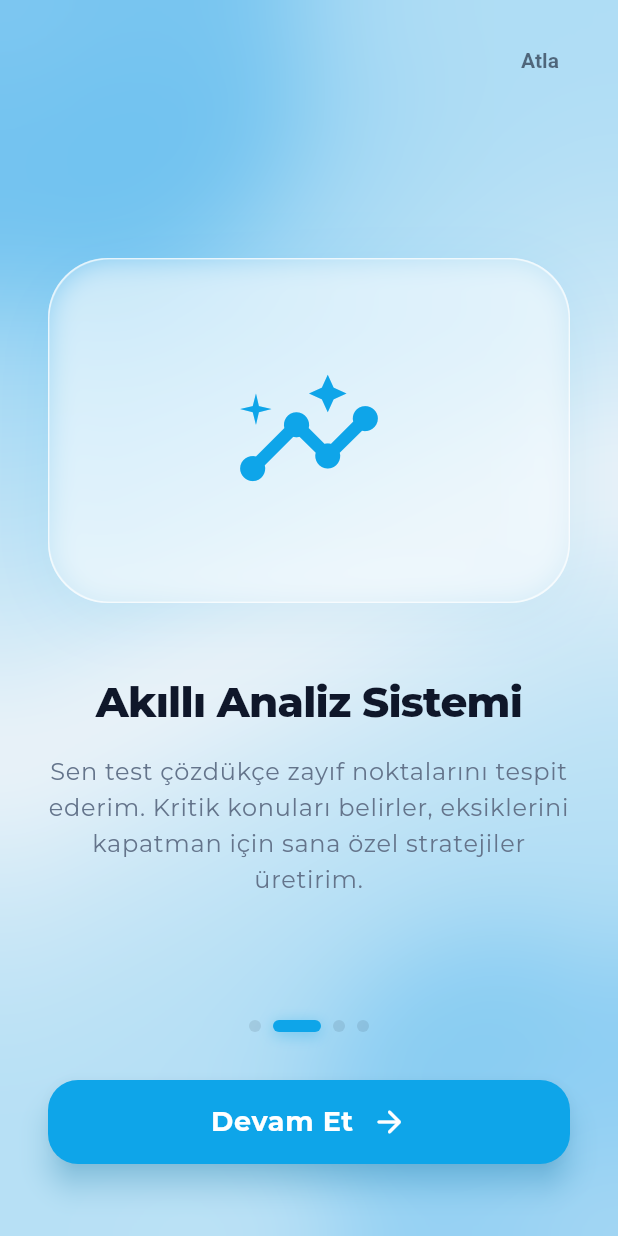
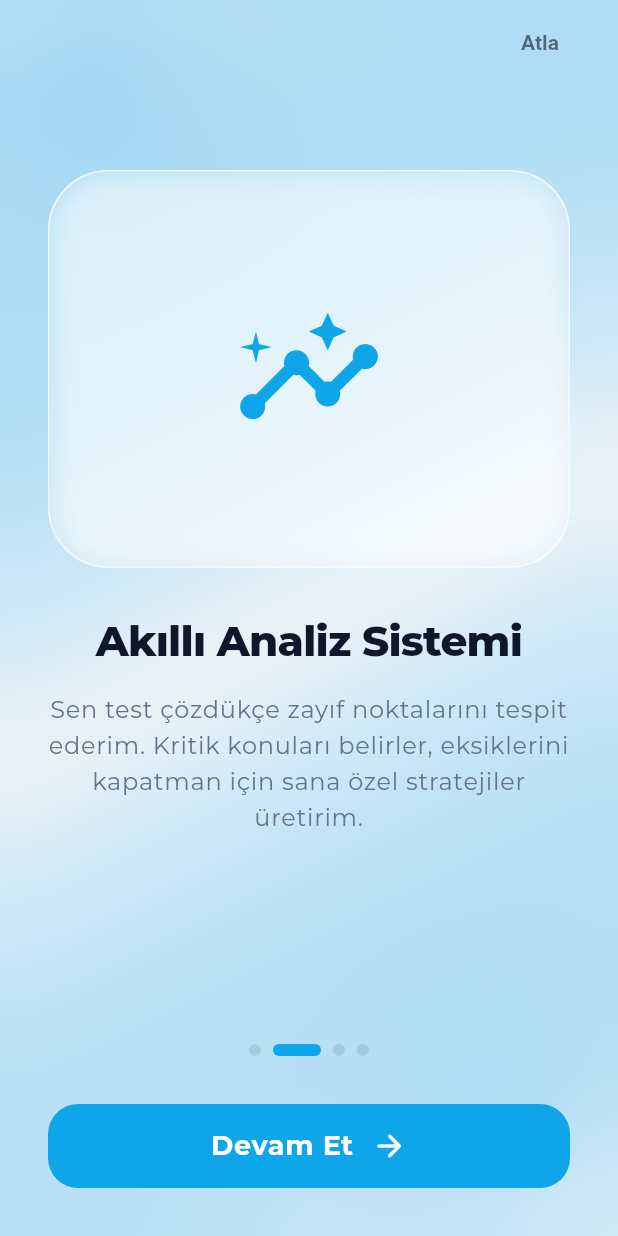
Before and after one commit to bakituncher/bilgee, a Flutter app: the IntroScreen screen opened by its route, swiped to page 2, on a phone screen of 412 x 824 dp. Run offline on Flutter 3.47's test engine with Material 3 defaults, Android fonts, the phone set to English and light mode, and no system bars; drawn by our look-alikes of flutter_animate; our stand-ins replace cached_network_image, cloud_firestore, cloud_functions, confetti, connectivity_plus, equatable and 24 more; missing offline and left inert: firebase_app_check, flutter_math_fork, markdown, purchases_flutter; accounts and stored records are empty; generated files the repository leaves out were written again; network calls fail.

Commit message:
tanıtım ekranı

```diff
--- a/lib/features/onboarding/screens/intro_screen.dart
+++ b/lib/features/onboarding/screens/intro_screen.dart
@@ -4,7 +4,7 @@ import 'package:go_router/go_router.dart';
 import 'package:flutter_animate/flutter_animate.dart';
 import 'package:taktik/features/auth/application/auth_controller.dart';
 import 'package:taktik/data/providers/firestore_providers.dart';
-import 'dart:ui'; // For ImageFilter
+import 'dart:ui';
 
 class IntroScreen extends ConsumerStatefulWidget {
   const IntroScreen({super.key});
@@ -24,36 +24,46 @@ class _IntroScreenState extends ConsumerState<IntroScreen> {
       description: "Sınav maratonunda senin en büyük destekçin, seni zirveye taşıyacak yapay zeka koçunum. Hazır mısın?",
       imagePath: 'assets/images/bunnyy.png',
       isAssetImage: true,
-      color: const Color(0xFF6366F1), // Indigo
+      color: const Color(0xFF6366F1),
     ),
     _IntroContent(
       title: "Akıllı Analiz Sistemi",
       description: "Sen test çözdükçe zayıf noktalarını tespit ederim. Kritik konuları belirler, eksiklerini kapatman için sana özel stratejiler üretirim.",
       iconData: Icons.insights_rounded,
-      color: const Color(0xFF0EA5E9), // Sky Blue
+      color: const Color(0xFF0EA5E9),
     ),
     _IntroContent(
       title: "Sana Özel Plan",
       description: "Hedeflerine ve boş zamanlarına uygun haftalık çalışma programını saniyeler içinde hazırlarım. Planlama derdine son!",
       iconData: Icons.calendar_month_rounded,
-      color: const Color(0xFFF59E0B), // Amber
+      color: const Color(0xFFF59E0B),
     ),
     _IntroContent(
       title: "Rekabet ve Zafer",
       description: "Diğer adaylarla arenada yarış, liglerde yüksel ve başarılarını madalyalarla taçlandır. Motivasyonun hep zirvede kalsın.",
       iconData: Icons.emoji_events_rounded,
-      color: const Color(0xFFEC4899), // Pink
+      color: const Color(0xFFEC4899),
     ),
   ];
 
+  @override
+  void dispose() {
+    _pageController.dispose();
+    super.dispose();
+  }
+
   void _onPageChanged(int index) {
+    if (mounted) {
       setState(() {
         _currentPage = index;
       });
     }
+  }
 
   Future<void> _completeIntro() async {
     if (_isLoading) return;
+    if (!mounted) return;
+
     setState(() => _isLoading = true);
 
     try {
@@ -92,13 +102,14 @@ class _IntroScreenState extends ConsumerState<IntroScreen> {
   Widget build(BuildContext context) {
     final theme = Theme.of(context);
     final colorScheme = theme.colorScheme;
+    final size = MediaQuery.of(context).size;
     final activeContent = _contents[_currentPage];
 
     return Scaffold(
       backgroundColor: theme.scaffoldBackgroundColor,
       body: Stack(
         children: [
-          // 1. Dynamic Background (Gradients & Blobs)
+          // Animated Background
           Positioned.fill(
             child: AnimatedContainer(
               duration: const Duration(milliseconds: 800),
@@ -108,74 +119,72 @@ class _IntroScreenState extends ConsumerState<IntroScreen> {
                   begin: Alignment.topLeft,
                   end: Alignment.bottomRight,
                   colors: [
-                    activeContent.color!.withOpacity(0.15),
+                    activeContent.color.withOpacity(0.15),
                     theme.scaffoldBackgroundColor,
-                    activeContent.color!.withOpacity(0.05),
+                    activeContent.color.withOpacity(0.05),
                   ],
                 ),
               ),
             ),
           ),
 
-          // Decorative Blob 1 (Top Left)
+          // Decorative Blob 1
           Positioned(
             top: -100,
             left: -100,
-            child: AnimatedContainer(
-              duration: const Duration(milliseconds: 800),
+            child: Container(
               width: 300,
               height: 300,
               decoration: BoxDecoration(
                 shape: BoxShape.circle,
-                color: activeContent.color!.withOpacity(0.2),
-                boxShadow: [
-                  BoxShadow(
-                    color: activeContent.color!.withOpacity(0.3),
-                    blurRadius: 100,
-                    spreadRadius: 20,
-                  ),
+                gradient: RadialGradient(
+                  colors: [
+                    activeContent.color.withOpacity(0.2),
+                    activeContent.color.withOpacity(0.05),
+                    Colors.transparent,
                   ],
                 ),
               ),
             ),
+          ),
 
-          // Decorative Blob 2 (Bottom Right)
+          // Decorative Blob 2
           Positioned(
             bottom: -50,
             right: -50,
-            child: AnimatedContainer(
-              duration: const Duration(milliseconds: 800),
+            child: Container(
               width: 250,
               height: 250,
               decoration: BoxDecoration(
                 shape: BoxShape.circle,
-                color: activeContent.color!.withOpacity(0.15),
-                boxShadow: [
-                  BoxShadow(
-                    color: activeContent.color!.withOpacity(0.2),
-                    blurRadius: 80,
-                    spreadRadius: 10,
-                  ),
+                gradient: RadialGradient(
+                  colors: [
+                    activeContent.color.withOpacity(0.15),
+                    activeContent.color.withOpacity(0.05),
+                    Colors.transparent,
                   ],
                 ),
               ),
             ),
+          ),
 
-          // Blur Effect for smoother background blending
+          // Blur Effect
           Positioned.fill(
             child: BackdropFilter(
               filter: ImageFilter.blur(sigmaX: 30, sigmaY: 30),
-              child: Container(color: Colors.transparent),
+              child: const SizedBox.expand(),
             ),
           ),
 
-          // 2. Main Content PageView
+          // Main Content
           SafeArea(
             child: Column(
               children: [
-                // Header (Skip Button)
-                Padding(
-                  padding: const EdgeInsets.symmetric(horizontal: 20, vertical: 16),
+                // Header with Skip Button
+                SizedBox(
+                  height: 56,
+                  child: Padding(
+                    padding: const EdgeInsets.symmetric(horizontal: 20),
                     child: Row(
                       mainAxisAlignment: MainAxisAlignment.end,
                       children: [
@@ -192,25 +201,34 @@ class _IntroScreenState extends ConsumerState<IntroScreen> {
                       ],
                     ),
                   ),
+                ),
 
+                // PageView Content
                 Expanded(
                   child: PageView.builder(
                     controller: _pageController,
                     onPageChanged: _onPageChanged,
                     itemCount: _contents.length,
+                    physics: const BouncingScrollPhysics(),
                     itemBuilder: (context, index) {
-                      return _IntroSlide(content: _contents[index]);
+                      return _IntroSlide(
+                        content: _contents[index],
+                        screenHeight: size.height,
+                      );
                     },
                   ),
                 ),
 
-                // 3. Bottom Controls (Indicators & Button)
-                Padding(
-                  padding: const EdgeInsets.fromLTRB(32, 0, 32, 48),
+                // Bottom Controls
+                Container(
+                  padding: const EdgeInsets.fromLTRB(32, 16, 32, 32),
                   child: Column(
+                    mainAxisSize: MainAxisSize.min,
                     children: [
                       // Page Indicators
-                      Row(
+                      SizedBox(
+                        height: 8,
+                        child: Row(
                           mainAxisAlignment: MainAxisAlignment.center,
                           children: List.generate(
                             _contents.length,
@@ -225,15 +243,7 @@ class _IntroScreenState extends ConsumerState<IntroScreen> {
                                     ? activeContent.color
                                     : colorScheme.onSurface.withOpacity(0.1),
                                 borderRadius: BorderRadius.circular(4),
-                              boxShadow: _currentPage == index
-                                  ? [
-                                BoxShadow(
-                                  color: activeContent.color!.withOpacity(0.4),
-                                  blurRadius: 8,
-                                  offset: const Offset(0, 2),
-                                )
-                              ]
-                                  : null,
+                              ),
                             ),
                           ),
                         ),
@@ -241,20 +251,20 @@ class _IntroScreenState extends ConsumerState<IntroScreen> {
 
                       const SizedBox(height: 32),
 
-                      // Large Action Button
+                      // Action Button
                       SizedBox(
                         width: double.infinity,
                         height: 56,
                         child: ElevatedButton(
-                          onPressed: _nextPage,
+                          onPressed: _isLoading ? null : _nextPage,
                           style: ElevatedButton.styleFrom(
                             backgroundColor: activeContent.color,
                             foregroundColor: Colors.white,
-                            elevation: 8,
-                            shadowColor: activeContent.color!.withOpacity(0.5),
+                            elevation: 0,
                             shape: RoundedRectangleBorder(
                               borderRadius: BorderRadius.circular(20),
                             ),
+                            disabledBackgroundColor: activeContent.color.withOpacity(0.6),
                           ),
                           child: _isLoading
                               ? const SizedBox(
@@ -265,12 +275,9 @@ class _IntroScreenState extends ConsumerState<IntroScreen> {
                                     color: Colors.white,
                                   ),
                                 )
-                              : AnimatedSwitcher(
-                            duration: const Duration(milliseconds: 300),
-                            transitionBuilder: (child, anim) => FadeTransition(opacity: anim, child: child),
-                            child: Row(
-                              key: ValueKey(_currentPage == _contents.length - 1),
+                              : Row(
                                   mainAxisAlignment: MainAxisAlignment.center,
+                                  mainAxisSize: MainAxisSize.min,
                                   children: [
                                     Text(
                                       _currentPage == _contents.length - 1
@@ -292,8 +299,6 @@ class _IntroScreenState extends ConsumerState<IntroScreen> {
                                   ],
                                 ),
                         ),
-                        ).animate(target: _currentPage == _contents.length - 1 ? 1 : 0)
-                            .shimmer(duration: 1200.ms, color: Colors.white30, delay: 500.ms),
                       ),
                     ],
                   ),
@@ -313,7 +318,7 @@ class _IntroContent {
   final String? imagePath;
   final IconData? iconData;
   final bool isAssetImage;
-  final Color? color;
+  final Color color;
 
   _IntroContent({
     required this.title,
@@ -321,14 +326,18 @@ class _IntroContent {
     this.imagePath,
     this.iconData,
     this.isAssetImage = false,
-    this.color,
+    required this.color,
   });
 }
 
 class _IntroSlide extends StatelessWidget {
   final _IntroContent content;
+  final double screenHeight;
 
-  const _IntroSlide({required this.content});
+  const _IntroSlide({
+    required this.content,
+    required this.screenHeight,
+  });
 
   @override
   Widget build(BuildContext context) {
@@ -336,16 +345,25 @@ class _IntroSlide extends StatelessWidget {
     final colorScheme = theme.colorScheme;
     final isDark = theme.brightness == Brightness.dark;
 
-    return Padding(
+    return LayoutBuilder(
+      builder: (context, constraints) {
+        final availableHeight = constraints.maxHeight;
+        final contentHeight = availableHeight * 0.85;
+        final visualHeight = contentHeight * 0.5;
+        final textHeight = contentHeight * 0.4;
+
+        return Center(
+          child: SizedBox(
+            height: contentHeight,
+            child: Padding(
               padding: const EdgeInsets.symmetric(horizontal: 32.0),
               child: Column(
                 mainAxisAlignment: MainAxisAlignment.center,
+                mainAxisSize: MainAxisSize.min,
                 children: [
-          const Spacer(flex: 2),
-
                   // Visual Container
-          Expanded(
-            flex: 5,
+                  SizedBox(
+                    height: visualHeight,
                     child: Container(
                       width: double.infinity,
                       decoration: BoxDecoration(
@@ -357,14 +375,6 @@ class _IntroSlide extends StatelessWidget {
                           color: Colors.white.withOpacity(isDark ? 0.1 : 0.5),
                           width: 1,
                         ),
-                boxShadow: [
-                  BoxShadow(
-                    color: (content.color ?? Colors.black).withOpacity(0.1),
-                    blurRadius: 40,
-                    offset: const Offset(0, 10),
-                    spreadRadius: 0,
-                  ),
-                ],
                       ),
                       child: ClipRRect(
                         borderRadius: BorderRadius.circular(40),
@@ -377,64 +387,94 @@ class _IntroSlide extends StatelessWidget {
                                     child: Image.asset(
                                       content.imagePath!,
                                       fit: BoxFit.contain,
-                      ).animate()
-                          .scale(duration: 600.ms, curve: Curves.elasticOut)
-                          .shimmer(delay: 1000.ms, duration: 1500.ms, color: Colors.white24),
+                                    )
+                                        .animate()
+                                        .scale(
+                                          duration: 600.ms,
+                                          curve: Curves.elasticOut,
+                                        )
+                                        .shimmer(
+                                          delay: 1000.ms,
+                                          duration: 1500.ms,
+                                          color: Colors.white24,
+                                        ),
                                   )
                                 : Icon(
                                     content.iconData,
                                     size: 100,
                                     color: content.color,
-                    ).animate()
-                        .scale(duration: 500.ms, curve: Curves.easeOutBack)
+                                  )
+                                    .animate()
+                                    .scale(
+                                      duration: 500.ms,
+                                      curve: Curves.easeOutBack,
+                                    )
                                     .then()
                                     .shake(duration: 500.ms, hz: 2),
                           ),
                         ),
                       ),
-            ).animate()
-                .slideY(begin: 0.1, end: 0, duration: 600.ms, curve: Curves.easeOutQuint)
+                    )
+                        .animate()
+                        .slideY(
+                          begin: 0.1,
+                          end: 0,
+                          duration: 600.ms,
+                          curve: Curves.easeOutQuint,
+                        )
                         .fadeIn(duration: 600.ms),
                   ),
 
-          const SizedBox(height: 48),
+                  const SizedBox(height: 32),
 
                   // Text Content
-          Expanded(
-            flex: 4,
+                  SizedBox(
+                    height: textHeight,
                     child: Column(
+                      mainAxisSize: MainAxisSize.min,
+                      mainAxisAlignment: MainAxisAlignment.start,
                       children: [
                         Text(
                           content.title,
                           textAlign: TextAlign.center,
+                          maxLines: 2,
+                          overflow: TextOverflow.ellipsis,
                           style: theme.textTheme.headlineMedium?.copyWith(
                             fontWeight: FontWeight.w800,
                             color: colorScheme.onSurface,
                             letterSpacing: -0.5,
+                            height: 1.2,
                           ),
-                ).animate()
+                        )
+                            .animate()
                             .fadeIn(delay: 200.ms, duration: 500.ms)
                             .moveY(begin: 20, end: 0, curve: Curves.easeOut),
-
                         const SizedBox(height: 16),
-
-                Text(
+                        Flexible(
+                          child: Text(
                             content.description,
                             textAlign: TextAlign.center,
+                            maxLines: 4,
+                            overflow: TextOverflow.ellipsis,
                             style: theme.textTheme.bodyLarge?.copyWith(
                               color: colorScheme.onSurfaceVariant,
                               height: 1.5,
                               fontSize: 16,
                             ),
-                ).animate()
+                          )
+                              .animate()
                               .fadeIn(delay: 400.ms, duration: 500.ms)
                               .moveY(begin: 20, end: 0, curve: Curves.easeOut),
+                        ),
                       ],
                     ),
                   ),
-          const Spacer(),
                 ],
               ),
+            ),
+          ),
+        );
+      },
     );
   }
 }
```
Lines whose indentation alone changed are shown as unchanged.
